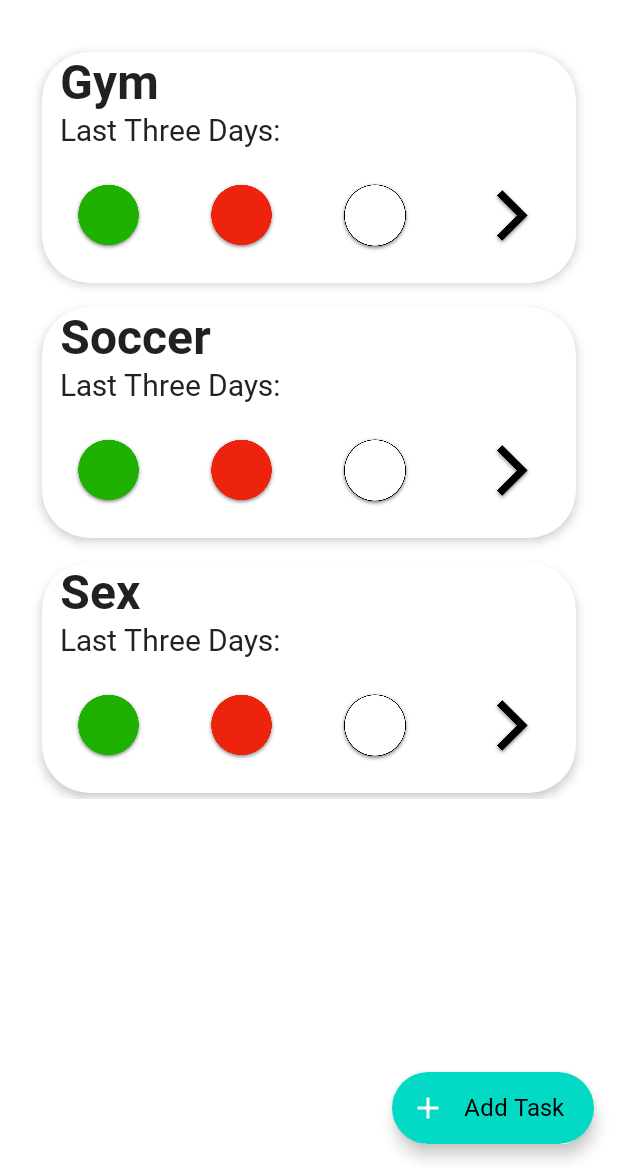
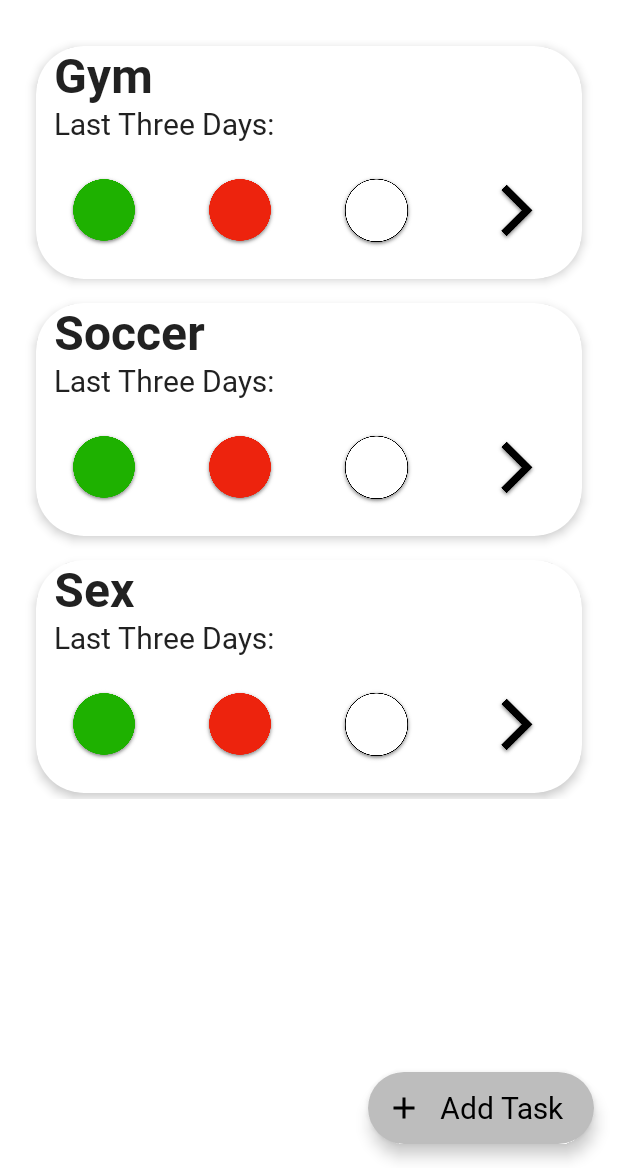
Before and after one commit to kkrls/dotCross, an Android app built with Jetpack Compose: the screen it shows after launch (MainActivity), on a phone screen of 412 x 824 dp, the part 68-1236 px from its top. Run offline under Robolectric (Android 15) with nearby library versions, the phone set to English and light mode, and no system bars; our stand-ins replace Room's generated code.

Commit message:
Home screen floating action button implemented and styled

```diff
--- a/app/src/main/java/com/dotcross_app/dotcross/ui/home/TaskComposable.kt
+++ b/app/src/main/java/com/dotcross_app/dotcross/ui/home/TaskComposable.kt
@@ -132,7 +132,7 @@ private fun TaskList(
     modifier: Modifier = Modifier
 ) {
     LazyColumn(
-        modifier = Modifier.padding(8.dp),
+        modifier = Modifier.padding(4.dp),
         verticalArrangement = Arrangement.spacedBy(8.dp)
     ) {
         items(taskList) { task ->
@@ -181,12 +181,19 @@ fun DotCrossHomeScreen(
             ExtendedFloatingActionButton(
                 onClick = navigateToItemEntry,
                 modifier = Modifier.navigationBarsPadding(),
-                text = { Text(text = stringResource(R.string.add_task))},
+                text = {
+                    Text(
+                        text = stringResource(R.string.add_task),
+                        style = MaterialTheme.typography.body1
+                    )
+                       },
+                contentColor = MaterialTheme.colors.onSurface,
+                backgroundColor = MaterialTheme.colors.onPrimary,
                 icon = {
                     Icon(
                         imageVector = Icons.Default.Add,
                         contentDescription = "",
-                        tint = MaterialTheme.colors.onPrimary
+                        tint = MaterialTheme.colors.onSurface
                     )
                 }
             )
--- a/app/src/main/java/com/dotcross_app/dotcross/ui/theme/Color.kt
+++ b/app/src/main/java/com/dotcross_app/dotcross/ui/theme/Color.kt
@@ -12,3 +12,4 @@ val RedDotCross = Color(0xFFED230D)
 val GreenDotCross = Color(0xFF1EB100)
 val BlackDotCross = Color(0xFF000000)
 val WhiteDotCross = Color(0xFFFFFFFF)
+val LightGreyDotCross = Color(0xFFBDBDBD)
--- a/app/src/main/java/com/dotcross_app/dotcross/ui/theme/Theme.kt
+++ b/app/src/main/java/com/dotcross_app/dotcross/ui/theme/Theme.kt
@@ -20,7 +20,8 @@ private val LightColorPalette = lightColors(
 //    primaryVariant = Purple700,
 //    secondary = Teal200,
     surface = WhiteDotCross,
-    onSurface = BlackDotCross
+    onSurface = BlackDotCross,
+    onPrimary = LightGreyDotCross
 
     /* Other default colors to override
     background = Color.White,
--- a/app/src/main/res/values/colors.xml
+++ b/app/src/main/res/values/colors.xml
@@ -1,10 +1,5 @@
 <?xml version="1.0" encoding="utf-8"?>
 <resources>
-    <color name="purple_200">#FFBB86FC</color>
-    <color name="purple_500">#FF6200EE</color>
-    <color name="purple_700">#FF3700B3</color>
-    <color name="teal_200">#FF03DAC5</color>
-    <color name="teal_700">#FF018786</color>
     <color name="black">#FF000000</color>
     <color name="white">#FFFFFFFF</color>
 </resources>
--- a/app/src/main/res/values/themes.xml
+++ b/app/src/main/res/values/themes.xml
@@ -2,6 +2,7 @@
 <resources>
 
     <style name="Theme.DotCross" parent="android:Theme.Material.Light.NoActionBar">
-        <item name="android:statusBarColor">@color/purple_700</item>
+        <item name="android:statusBarColor">@color/white</item>
+        <item name="android:windowLightStatusBar">true</item>
     </style>
 </resources>
```
